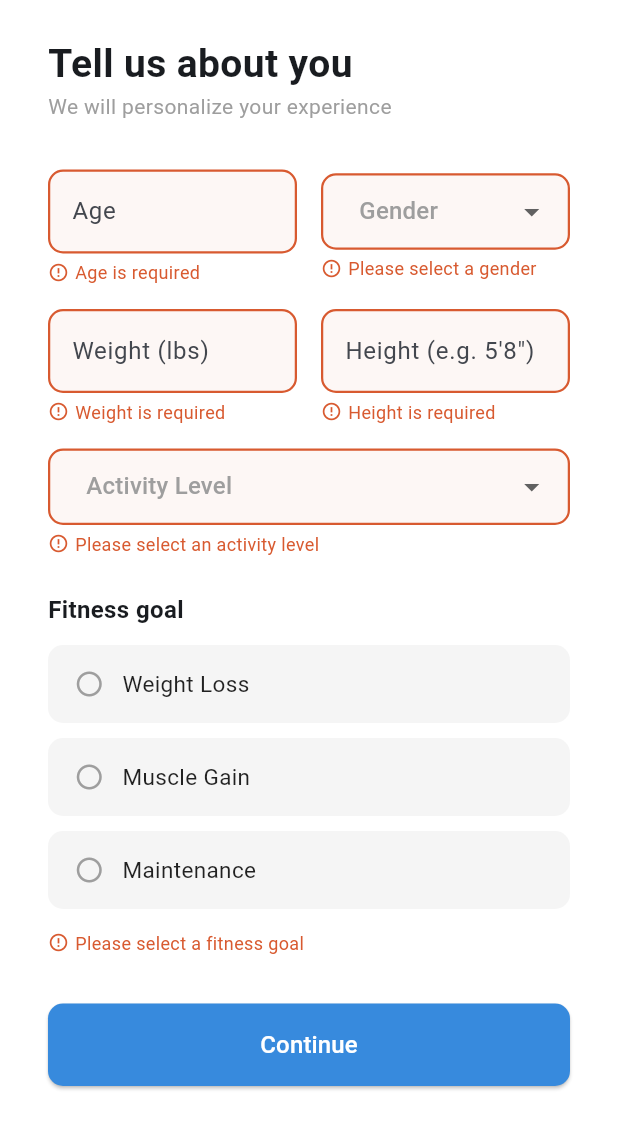
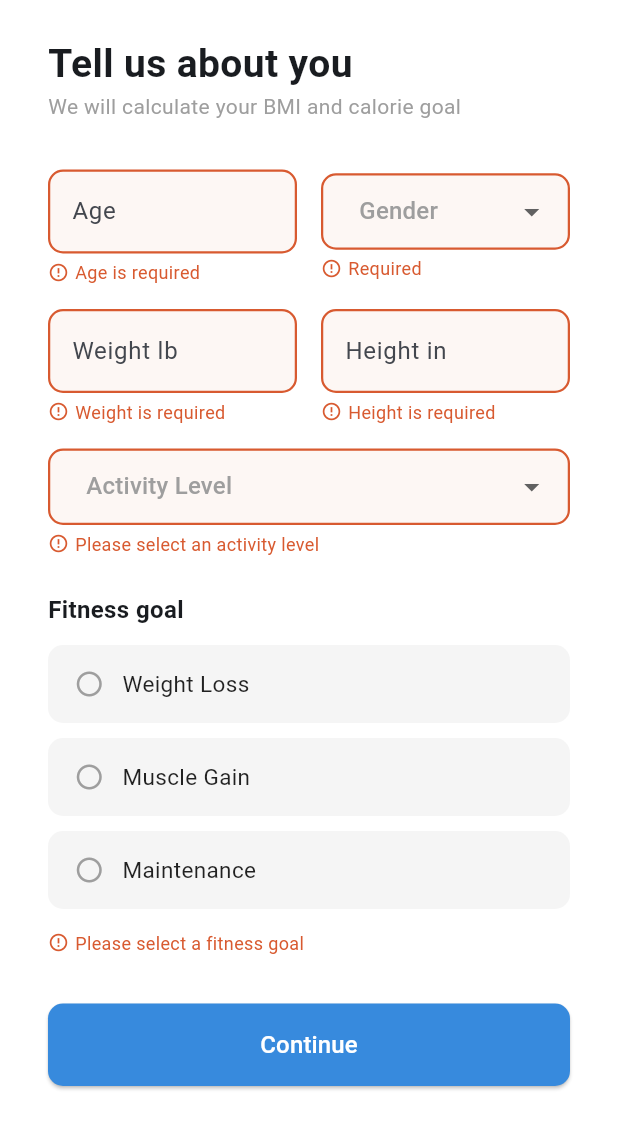
Before and after one commit to cChe1z/CMPE_137_Fitness_Health_Tracking_App, a Flutter app: the ProfileSetupScreen screen opened directly, after a tap on "Continue", on a phone screen of 412 x 824 dp. Shown: the top 1129 px of the screen. Run offline on Flutter 3.47's test engine with Material 3 defaults, Android fonts, the phone set to English and light mode, and no system bars.

Commit message:
Refactor profile setup screen validation and UI

```diff
--- a/lib/profile_setup_screen.dart
+++ b/lib/profile_setup_screen.dart
@@ -1,5 +1,6 @@
 import 'package:flutter/material.dart';
-// import 'dashboard_screen.dart';
+import 'dashboard_screen.dart';
+import 'app_data.dart';
 
 class ProfileSetupScreen extends StatefulWidget {
   const ProfileSetupScreen({super.key});
@@ -17,7 +18,6 @@ class _ProfileSetupScreenState extends State<ProfileSetupScreen> {
   String? _selectedActivityLevel;
   String? _selectedGoal;
 
-  // errors
   String? _ageError;
   String? _weightError;
   String? _heightError;
@@ -26,12 +26,14 @@ class _ProfileSetupScreenState extends State<ProfileSetupScreen> {
   String? _goalError;
 
   final List<String> _genders = ['Male', 'Female', 'Prefer not to say'];
+
   final List<String> _activityLevels = [
     'Sedentary',
     'Lightly Active',
     'Moderately Active',
     'Very Active',
   ];
+
   final List<String> _goals = [
     'Weight Loss',
     'Muscle Gain',
@@ -47,7 +49,6 @@ class _ProfileSetupScreenState extends State<ProfileSetupScreen> {
   }
 
   void _continue() {
-    // reset all errors
     setState(() {
       _ageError = null;
       _weightError = null;
@@ -59,80 +60,100 @@ class _ProfileSetupScreenState extends State<ProfileSetupScreen> {
 
     bool hasError = false;
 
-    // age validation
     final age = int.tryParse(_ageController.text.trim());
-    if (_ageController.text.isEmpty) {
-      setState(() => _ageError = 'Age is required');
+    final weight = double.tryParse(_weightController.text.trim());
+    final height = double.tryParse(_heightController.text.trim());
+
+    if (_ageController.text.trim().isEmpty) {
+      _ageError = 'Age is required';
       hasError = true;
     } else if (age == null || age < 13 || age > 100) {
-      setState(() => _ageError = 'Please enter a valid age (13-100)');
+      _ageError = 'Please enter a valid age';
       hasError = true;
     }
 
-    // weight validation
-    final weight = double.tryParse(_weightController.text.trim());
-    if (_weightController.text.isEmpty) {
-      setState(() => _weightError = 'Weight is required');
+    if (_weightController.text.trim().isEmpty) {
+      _weightError = 'Weight is required';
       hasError = true;
     } else if (weight == null || weight < 50 || weight > 700) {
-      setState(() => _weightError = 'Please enter a valid weight in lbs');
+      _weightError = 'Enter valid weight';
       hasError = true;
     }
 
-    // height validation
     if (_heightController.text.trim().isEmpty) {
-      setState(() => _heightError = 'Height is required');
+      _heightError = 'Height is required';
+      hasError = true;
+    } else if (height == null || height < 36 || height > 96) {
+      _heightError = 'Enter height in inches';
       hasError = true;
     }
 
-    // dropdown validations
     if (_selectedGender == null) {
-      setState(() => _genderError = 'Please select a gender');
+      _genderError = 'Required';
       hasError = true;
     }
 
     if (_selectedActivityLevel == null) {
-      setState(() => _activityError = 'Please select an activity level');
+      _activityError = 'Please select an activity level';
       hasError = true;
     }
 
     if (_selectedGoal == null) {
-      setState(() => _goalError = 'Please select a fitness goal');
+      _goalError = 'Please select a fitness goal';
       hasError = true;
     }
 
+    setState(() {});
+
     if (hasError) return;
 
-    // ----------- add: save profile data ---------------------------
-    // Navigator.pushReplacement(
-    //   context,
-    //   MaterialPageRoute(builder: (_) => const DashboardScreen()),
-    // );
+    AppData.saveProfileData(
+      age: age!,
+      weightLbs: weight!,
+      heightInches: height!,
+      gender: _selectedGender!,
+      activityLevel: _selectedActivityLevel!,
+      goal: _selectedGoal!,
+    );
+
+    Navigator.pushReplacement(
+      context,
+      MaterialPageRoute(
+        builder: (_) => const DashboardScreen(),
+      ),
+    );
   }
 
   @override
   Widget build(BuildContext context) {
     return Scaffold(
       backgroundColor: Colors.white,
+
       body: SafeArea(
         child: SingleChildScrollView(
           padding: const EdgeInsets.symmetric(horizontal: 32, vertical: 24),
+
           child: Column(
             crossAxisAlignment: CrossAxisAlignment.start,
             children: [
-
-              // header
               const Text(
                 'Tell us about you',
-                style: TextStyle(fontSize: 26, fontWeight: FontWeight.bold),
+                style: TextStyle(
+                  fontSize: 26,
+                  fontWeight: FontWeight.bold,
                 ),
+              ),
+
               const Text(
-                'We will personalize your experience',
-                style: TextStyle(fontSize: 14, color: Colors.grey),
+                'We will calculate your BMI and calorie goal',
+                style: TextStyle(
+                  fontSize: 14,
+                  color: Colors.grey,
                 ),
+              ),
+
               const SizedBox(height: 32),
 
-              // age and gender row
               Row(
                 children: [
                   Expanded(
@@ -143,104 +164,126 @@ class _ProfileSetupScreenState extends State<ProfileSetupScreen> {
                       errorText: _ageError,
                     ),
                   ),
+
                   const SizedBox(width: 16),
+
                   Expanded(
                     child: _buildDropdown(
                       hint: 'Gender',
                       value: _selectedGender,
                       items: _genders,
                       errorText: _genderError,
-                      onChanged: (val) =>
-                          setState(() => _selectedGender = val),
+                      onChanged: (value) {
+                        setState(() {
+                          _selectedGender = value;
+                          _genderError = null;
+                        });
+                      },
                     ),
                   ),
                 ],
               ),
+
               const SizedBox(height: 16),
 
-              // weight and height row
               Row(
                 children: [
                   Expanded(
                     child: _buildTextField(
                       controller: _weightController,
-                      hint: 'Weight (lbs)',
+                      hint: 'Weight lb',
                       keyboardType: TextInputType.number,
                       errorText: _weightError,
                     ),
                   ),
+
                   const SizedBox(width: 16),
+
                   Expanded(
                     child: _buildTextField(
                       controller: _heightController,
-                      hint: 'Height (e.g. 5\'8")',
+                      hint: 'Height in',
+                      keyboardType: TextInputType.number,
                       errorText: _heightError,
                     ),
                   ),
                 ],
               ),
+
               const SizedBox(height: 16),
 
-              // activity level dropdown
               _buildDropdown(
                 hint: 'Activity Level',
                 value: _selectedActivityLevel,
                 items: _activityLevels,
                 errorText: _activityError,
-                onChanged: (val) =>
-                    setState(() => _selectedActivityLevel = val),
+                onChanged: (value) {
+                  setState(() {
+                    _selectedActivityLevel = value;
+                    _activityError = null;
+                  });
+                },
               ),
+
               const SizedBox(height: 24),
 
-              // fitness goal section
               const Text(
                 'Fitness goal',
-                style: TextStyle(fontSize: 16, fontWeight: FontWeight.w600),
+                style: TextStyle(
+                  fontSize: 16,
+                  fontWeight: FontWeight.w600,
                 ),
+              ),
+
               const SizedBox(height: 12),
 
-              // goal options
               ..._goals.map((goal) => _buildGoalOption(goal)),
 
-              // goal error
               if (_goalError != null) ...[
                 const SizedBox(height: 4),
                 Row(
                   children: [
-                    const Icon(Icons.error_outline,
-                        color: Color(0xFFD85A30), size: 14),
+                    const Icon(
+                      Icons.error_outline,
+                      color: Color(0xFFD85A30),
+                      size: 14,
+                    ),
                     const SizedBox(width: 4),
                     Text(
                       _goalError!,
                       style: const TextStyle(
-                          color: Color(0xFFD85A30), fontSize: 12),
+                        color: Color(0xFFD85A30),
+                        fontSize: 12,
+                      ),
                     ),
                   ],
                 ),
               ],
+
               const SizedBox(height: 32),
 
-              // continue button
               SizedBox(
                 width: double.infinity,
+
                 child: ElevatedButton(
                   onPressed: _continue,
+
                   style: ElevatedButton.styleFrom(
                     backgroundColor: const Color(0xFF378ADD),
                     foregroundColor: Colors.white,
                     padding: const EdgeInsets.symmetric(vertical: 16),
+
                     shape: RoundedRectangleBorder(
                       borderRadius: BorderRadius.circular(10),
                     ),
                   ),
+
                   child: const Text(
                     'Continue',
                     style: TextStyle(fontSize: 16),
                   ),
                 ),
               ),
-              const SizedBox(height: 24),
-
             ],
           ),
         ),
@@ -248,22 +291,28 @@ class _ProfileSetupScreenState extends State<ProfileSetupScreen> {
     );
   }
 
-  // goal radio button option
   Widget _buildGoalOption(String goal) {
     final isSelected = _selectedGoal == goal;
+
     return GestureDetector(
-      onTap: () => setState(() {
+      onTap: () {
+        setState(() {
           _selectedGoal = goal;
-        _goalError = null; // clear error when selected
-      }),
+          _goalError = null;
+        });
+      },
+
       child: Container(
         margin: const EdgeInsets.only(bottom: 10),
         padding: const EdgeInsets.symmetric(horizontal: 16, vertical: 14),
+
         decoration: BoxDecoration(
           color: isSelected
-              ? const Color(0xFF378ADD).withValues(alpha: 0.1)
+              ? const Color(0xFF378ADD).withOpacity(0.1)
               : const Color(0xFFF5F5F5),
+
           borderRadius: BorderRadius.circular(10),
+
           border: Border.all(
             color: isSelected
                 ? const Color(0xFFD85A30)
@@ -271,21 +320,30 @@ class _ProfileSetupScreenState extends State<ProfileSetupScreen> {
             width: 1.5,
           ),
         ),
+
         child: Row(
           children: [
             Icon(
-              isSelected ? Icons.radio_button_checked : Icons.radio_button_off,
-              color: isSelected ? const Color(0xFFD85A30) : Colors.grey,
+              isSelected
+                  ? Icons.radio_button_checked
+                  : Icons.radio_button_off,
+              color: isSelected
+                  ? const Color(0xFFD85A30)
+                  : Colors.grey,
               size: 20,
             ),
+
             const SizedBox(width: 12),
+
             Text(
               goal,
               style: TextStyle(
                 fontSize: 15,
                 fontWeight:
                     isSelected ? FontWeight.w600 : FontWeight.normal,
-                color: isSelected ? const Color(0xFFD85A30) : Colors.black87,
+                color: isSelected
+                    ? const Color(0xFFD85A30)
+                    : Colors.black87,
               ),
             ),
           ],
@@ -294,7 +352,6 @@ class _ProfileSetupScreenState extends State<ProfileSetupScreen> {
     );
   }
 
-  // reusable text field
   Widget _buildTextField({
     required TextEditingController controller,
     required String hint,
@@ -302,48 +359,72 @@ class _ProfileSetupScreenState extends State<ProfileSetupScreen> {
     String? errorText,
   }) {
     final hasError = errorText != null;
+
     return Column(
       crossAxisAlignment: CrossAxisAlignment.start,
+
       children: [
         TextField(
           controller: controller,
           keyboardType: keyboardType,
+
           decoration: InputDecoration(
             hintText: hint,
             filled: true,
             fillColor: hasError
-                ? const Color(0xFFD85A30).withValues(alpha: 0.05)
+                ? const Color(0xFFD85A30).withOpacity(0.05)
                 : const Color(0xFFF5F5F5),
+
             border: OutlineInputBorder(
               borderRadius: BorderRadius.circular(10),
               borderSide: BorderSide.none,
             ),
+
             enabledBorder: OutlineInputBorder(
               borderRadius: BorderRadius.circular(10),
               borderSide: hasError
-                  ? const BorderSide(color: Color(0xFFD85A30), width: 1.5)
+                  ? const BorderSide(
+                      color: Color(0xFFD85A30),
+                      width: 1.5,
+                    )
                   : BorderSide.none,
             ),
+
             focusedBorder: OutlineInputBorder(
               borderRadius: BorderRadius.circular(10),
               borderSide: hasError
-                  ? const BorderSide(color: Color(0xFFD85A30), width: 2)
-                  : const BorderSide(color: Color(0xFF378ADD), width: 2),
+                  ? const BorderSide(
+                      color: Color(0xFFD85A30),
+                      width: 2,
+                    )
+                  : const BorderSide(
+                      color: Color(0xFF378ADD),
+                      width: 2,
                     ),
             ),
           ),
+        ),
+
         if (hasError) ...[
           const SizedBox(height: 4),
+
           Row(
             children: [
-              const Icon(Icons.error_outline,
-                  color: Color(0xFFD85A30), size: 14),
+              const Icon(
+                Icons.error_outline,
+                color: Color(0xFFD85A30),
+                size: 14,
+              ),
+
               const SizedBox(width: 4),
+
               Flexible(
                 child: Text(
                   errorText,
                   style: const TextStyle(
-                      color: Color(0xFFD85A30), fontSize: 12),
+                    color: Color(0xFFD85A30),
+                    fontSize: 12,
+                  ),
                 ),
               ),
             ],
@@ -353,7 +434,6 @@ class _ProfileSetupScreenState extends State<ProfileSetupScreen> {
     );
   }
 
-  // reusable dropdown
   Widget _buildDropdown({
     required String hint,
     required String? value,
@@ -362,51 +442,76 @@ class _ProfileSetupScreenState extends State<ProfileSetupScreen> {
     String? errorText,
   }) {
     final hasError = errorText != null;
+
     return Column(
       crossAxisAlignment: CrossAxisAlignment.start,
+
       children: [
         Container(
           decoration: BoxDecoration(
             color: hasError
-                ? const Color(0xFFD85A30).withValues(alpha: 0.05)
+                ? const Color(0xFFD85A30).withOpacity(0.05)
                 : const Color(0xFFF5F5F5),
+
             borderRadius: BorderRadius.circular(10),
+
             border: hasError
-                ? Border.all(color: const Color(0xFFD85A30), width: 1.5)
+                ? Border.all(
+                    color: const Color(0xFFD85A30),
+                    width: 1.5,
+                  )
                 : Border.all(color: Colors.transparent),
           ),
+
           child: DropdownButtonHideUnderline(
             child: DropdownButton<String>(
               value: value,
+
               hint: Padding(
                 padding: const EdgeInsets.symmetric(horizontal: 12),
-                child: Text(hint,
-                    style: const TextStyle(color: Colors.grey)),
+                child: Text(
+                  hint,
+                  style: const TextStyle(color: Colors.grey),
                 ),
+              ),
+
               isExpanded: true,
               borderRadius: BorderRadius.circular(10),
               padding: const EdgeInsets.symmetric(horizontal: 12),
-              items: items
-                  .map((item) => DropdownMenuItem(
+
+              items: items.map((item) {
+                return DropdownMenuItem(
                   value: item,
                   child: Text(item),
-              ))
-                  .toList(),
+                );
+              }).toList(),
+
               onChanged: onChanged,
             ),
           ),
         ),
+
         if (hasError) ...[
           const SizedBox(height: 4),
+
           Row(
             children: [
-              const Icon(Icons.error_outline,
-                  color: Color(0xFFD85A30), size: 14),
+              const Icon(
+                Icons.error_outline,
+                color: Color(0xFFD85A30),
+                size: 14,
+              ),
+
               const SizedBox(width: 4),
-              Text(
+
+              Flexible(
+                child: Text(
                   errorText,
                   style: const TextStyle(
-                    color: Color(0xFFD85A30), fontSize: 12),
+                    color: Color(0xFFD85A30),
+                    fontSize: 12,
+                  ),
+                ),
               ),
             ],
           ),
```
Lines whose indentation alone changed are shown as unchanged.
